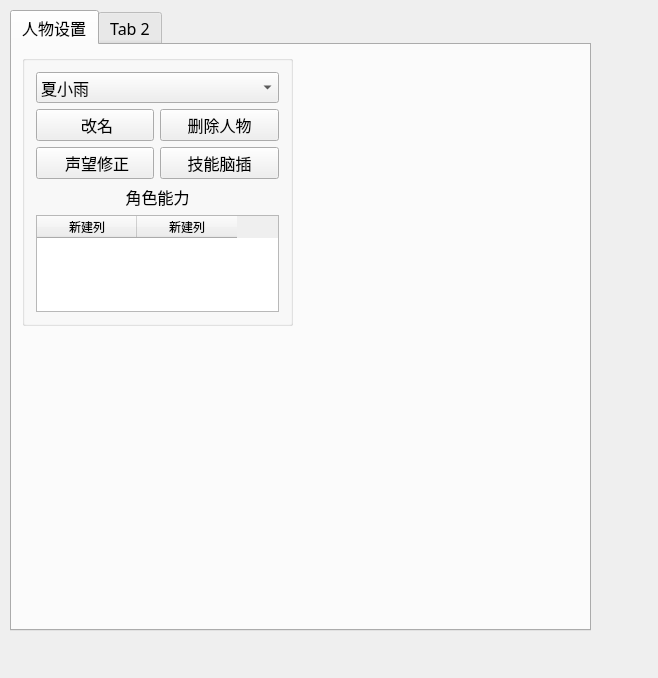
Qt form C++/QT_EVE_Box/mainwindow.ui (juzhijian/Programming.practice) before a commit.
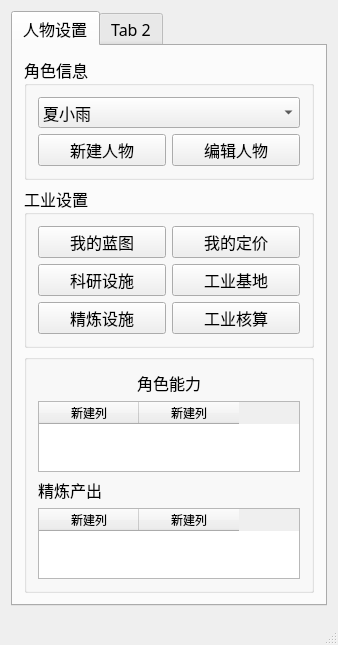
The same form after that commit.

What changed in the file:
```diff
--- a/C++/QT_EVE_Box/mainwindow.ui
+++ b/C++/QT_EVE_Box/mainwindow.ui
@@ -6,8 +6,8 @@
    <rect>
     <x>0</x>
     <y>0</y>
-    <width>658</width>
-    <height>678</height>
+    <width>338</width>
+    <height>570</height>
    </rect>
   </property>
   <property name="font">
@@ -20,15 +20,9 @@
    <string>MainWindow</string>
   </property>
   <widget class="QWidget" name="centralWidget">
+   <layout class="QGridLayout" name="gridLayout_5">
+    <item row="0" column="0">
    <widget class="QTabWidget" name="tabWidget">
-    <property name="geometry">
-     <rect>
-      <x>10</x>
-      <y>10</y>
-      <width>581</width>
-      <height>621</height>
-     </rect>
-    </property>
     <property name="currentIndex">
      <number>0</number>
     </property>
@@ -36,17 +30,11 @@
      <attribute name="title">
       <string>人物设置</string>
      </attribute>
+       <layout class="QGridLayout" name="gridLayout_4">
+        <item row="0" column="0">
      <widget class="QGroupBox" name="groupBox">
-      <property name="geometry">
-       <rect>
-        <x>10</x>
-        <y>10</y>
-        <width>271</width>
-        <height>271</height>
-       </rect>
-      </property>
       <property name="title">
-       <string/>
+           <string>角色信息</string>
       </property>
       <layout class="QGridLayout" name="gridLayout">
        <item row="0" column="0" colspan="2">
@@ -63,7 +51,95 @@
          </item>
         </widget>
        </item>
-       <item row="5" column="0" colspan="2">
+           <item row="2" column="1">
+            <widget class="QPushButton" name="pushButton_2">
+             <property name="text">
+              <string>编辑人物</string>
+             </property>
+            </widget>
+           </item>
+           <item row="2" column="0">
+            <widget class="QPushButton" name="pushButton">
+             <property name="text">
+              <string>新建人物</string>
+             </property>
+            </widget>
+           </item>
+          </layout>
+         </widget>
+        </item>
+        <item row="1" column="0">
+         <widget class="QGroupBox" name="groupBox_2">
+          <property name="title">
+           <string>工业设置</string>
+          </property>
+          <layout class="QGridLayout" name="gridLayout_3">
+           <item row="0" column="0">
+            <widget class="QPushButton" name="pushButton_3">
+             <property name="text">
+              <string>我的蓝图</string>
+             </property>
+            </widget>
+           </item>
+           <item row="0" column="1">
+            <widget class="QPushButton" name="pushButton_4">
+             <property name="text">
+              <string>我的定价</string>
+             </property>
+            </widget>
+           </item>
+           <item row="1" column="0">
+            <widget class="QPushButton" name="pushButton_5">
+             <property name="text">
+              <string>科研设施</string>
+             </property>
+            </widget>
+           </item>
+           <item row="1" column="1">
+            <widget class="QPushButton" name="pushButton_6">
+             <property name="text">
+              <string>工业基地</string>
+             </property>
+            </widget>
+           </item>
+           <item row="2" column="0">
+            <widget class="QPushButton" name="pushButton_7">
+             <property name="text">
+              <string>精炼设施</string>
+             </property>
+            </widget>
+           </item>
+           <item row="2" column="1">
+            <widget class="QPushButton" name="pushButton_8">
+             <property name="text">
+              <string>工业核算</string>
+             </property>
+            </widget>
+           </item>
+          </layout>
+         </widget>
+        </item>
+        <item row="2" column="0">
+         <widget class="QGroupBox" name="groupBox_3">
+          <property name="title">
+           <string/>
+          </property>
+          <layout class="QGridLayout" name="gridLayout_2">
+           <item row="1" column="0">
+            <widget class="QTableWidget" name="tableWidget">
+             <column>
+              <property name="text">
+               <string>新建列</string>
+              </property>
+             </column>
+             <column>
+              <property name="text">
+               <string>新建列</string>
+              </property>
+             </column>
+            </widget>
+           </item>
+           <item row="0" column="0">
         <widget class="QLabel" name="label">
          <property name="text">
           <string>角色能力</string>
@@ -73,36 +149,15 @@
          </property>
         </widget>
        </item>
+           <item row="2" column="0">
+            <widget class="QLabel" name="label_2">
+             <property name="text">
+              <string>精炼产出</string>
+             </property>
+            </widget>
+           </item>
        <item row="3" column="0">
-        <widget class="QPushButton" name="pushButton_2">
-         <property name="text">
-          <string> 改名</string>
-         </property>
-        </widget>
-       </item>
-       <item row="4" column="0">
-        <widget class="QPushButton" name="pushButton_4">
-         <property name="text">
-          <string> 声望修正</string>
-         </property>
-        </widget>
-       </item>
-       <item row="4" column="1">
-        <widget class="QPushButton" name="pushButton_6">
-         <property name="text">
-          <string>技能脑插</string>
-         </property>
-        </widget>
-       </item>
-       <item row="3" column="1">
-        <widget class="QPushButton" name="pushButton_3">
-         <property name="text">
-          <string>删除人物</string>
-         </property>
-        </widget>
-       </item>
-       <item row="6" column="0" colspan="2">
-        <widget class="QTableWidget" name="tableWidget">
+            <widget class="QTableWidget" name="tableWidget_2">
          <column>
           <property name="text">
            <string>新建列</string>
@@ -117,6 +172,8 @@
        </item>
       </layout>
      </widget>
+        </item>
+       </layout>
     </widget>
     <widget class="QWidget" name="tab_2">
      <attribute name="title">
@@ -124,7 +181,10 @@
      </attribute>
     </widget>
    </widget>
+    </item>
+   </layout>
   </widget>
+  <widget class="QStatusBar" name="statusBar"/>
  </widget>
  <layoutdefault spacing="6" margin="11"/>
  <resources/>
```
Left out of the diff: 16 changed lines with no effect on the pictures. Lines whose indentation alone changed are shown as unchanged.
